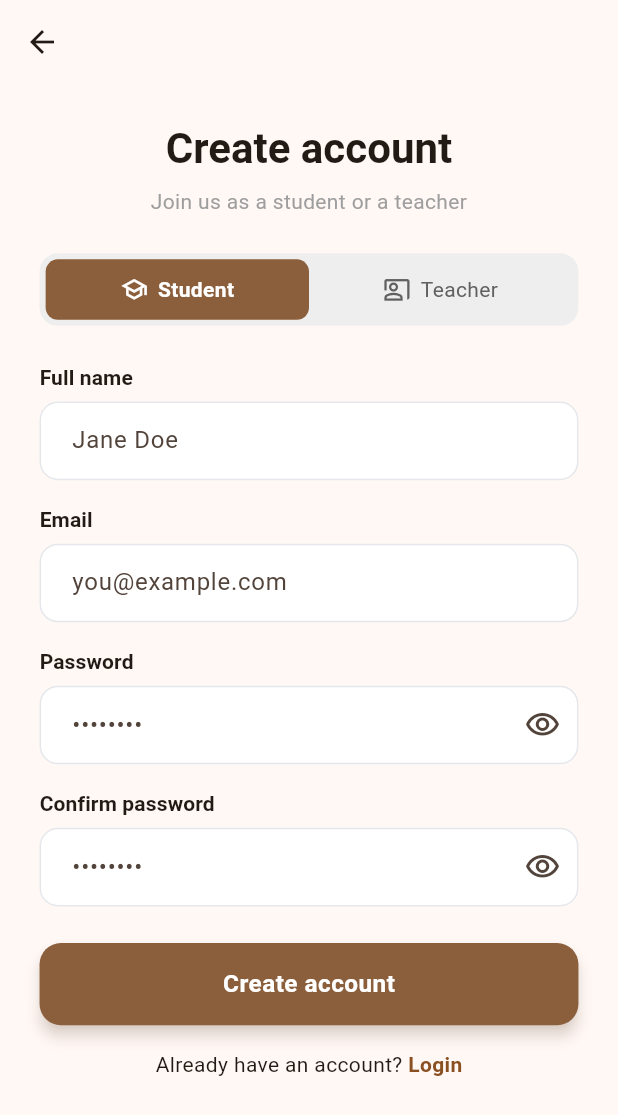
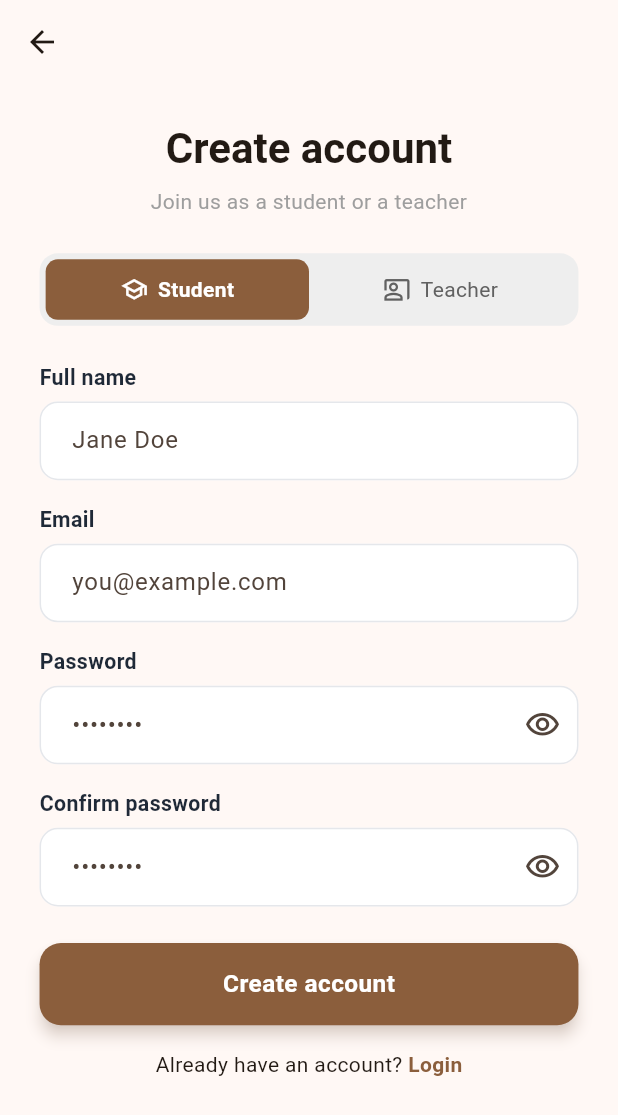
Before and after one commit to h0996g/QuizClass_project, a Flutter app: the screen it shows after launch, after a tap on "Login", after a tap on "Register", on a phone screen of 412 x 824 dp. Shown: the top 1115 px of the screen. Run offline on Flutter 3.47's test engine with Material 3 defaults, Android fonts, the phone set to English and light mode, and no system bars; our stand-ins replace flutter_bloc, flutter_screenutil, fluttertoast.

Commit message:
refactor: remove role selection from auth flows and centralize text styles

```diff
--- a/lib/core/constants/app_constants.dart
+++ b/lib/core/constants/app_constants.dart
@@ -1,5 +1,5 @@
 class AppConstants {
   static const int minPasswordLength = 6;
 
-  static const int mockNetworkDelayMs = 1000;
+  static const int mockNetworkDelayMs = 5000;
 }
--- /dev/null
+++ b/lib/core/theme/app_text_styles.dart
@@ -0,0 +1,22 @@
+import 'package:flutter/material.dart';
+import 'package:flutter_screenutil/flutter_screenutil.dart';
+
+import 'app_colors.dart';
+
+abstract class AppTextStyles {
+  static TextStyle get fieldLabel => TextStyle(
+        fontSize: 14.sp,
+        fontWeight: FontWeight.w600,
+        color: const Color(0xFF1F2937),
+      );
+
+  static TextStyle get errorText => TextStyle(
+        fontSize: 13.sp,
+        color: AppColors.error,
+      );
+
+  static TextStyle get linkAction => TextStyle(
+        fontWeight: FontWeight.w600,
+        color: AppColors.primary,
+      );
+}
--- a/lib/features/auth/data/models/user_model.dart
+++ b/lib/features/auth/data/models/user_model.dart
@@ -5,13 +5,13 @@ class UserModel {
     required this.id,
     required this.name,
     required this.email,
-    required this.role,
+    this.role,
   });
 
   final String id;
   final String name;
   final String email;
-  final UserRole role;
+  final UserRole? role;
 
   @override
   String toString() =>
--- a/lib/features/auth/presentation/manager/login/login_state.dart
+++ b/lib/features/auth/presentation/manager/login/login_state.dart
@@ -1,64 +1,24 @@
 import 'package:education_project_example/features/auth/data/models/user_model.dart';
-import 'package:education_project_example/features/auth/data/models/user_role.dart';
 
-/// All possible states the login flow can be in.
-enum LoginStatus {
-  /// Nothing has happened yet (initial screen).
-  initial,
+enum LoginStatus { initial, loading, success, error }
 
-  /// A request is in flight (show a loading indicator).
-  loading,
-
-  /// Login succeeded and a [UserModel] is available.
-  success,
-
-  /// Something went wrong; see [LoginState.errorMessage].
-  error,
-}
-
-/// Immutable state for the login feature.
-///
-/// Field text values live in the form's [TextEditingController]s (and are
-/// passed into [LoginCubit.submit] at submit time), so they are intentionally
-/// absent from this state — it only carries flow status plus the result.
-///
-/// The [LoginStatus] enum lives in this same file (per project convention)
-/// so a single import gives access to both. The class is a plain concrete
-/// class with a [copyWith] — no extra package required.
 class LoginState {
   const LoginState({
-    this.role = UserRole.student,
     this.status = LoginStatus.initial,
     this.user,
     this.errorMessage,
   });
 
-  /// Selected role (student / teacher).
-  final UserRole role;
-
-  /// Current status of the flow.
   final LoginStatus status;
-
-  /// The authenticated user (only set on [LoginStatus.success]).
   final UserModel? user;
-
-  /// Error message (only set on [LoginStatus.error]).
   final String? errorMessage;
 
-  /// Convenience flags derived from [status].
-  bool get isLoading => status == LoginStatus.loading;
-  bool get isSuccess => status == LoginStatus.success;
-  bool get isError => status == LoginStatus.error;
-
-  /// Returns a copy of this state with the given fields replaced.
   LoginState copyWith({
-    UserRole? role,
     LoginStatus? status,
     UserModel? user,
     String? errorMessage,
   }) {
     return LoginState(
-      role: role ?? this.role,
       status: status ?? this.status,
       user: user ?? this.user,
       errorMessage: errorMessage ?? this.errorMessage,
--- a/lib/features/auth/presentation/manager/register/register_state.dart
+++ b/lib/features/auth/presentation/manager/register/register_state.dart
@@ -1,31 +1,8 @@
 import 'package:education_project_example/features/auth/data/models/user_model.dart';
 import 'package:education_project_example/features/auth/data/models/user_role.dart';
 
-/// All possible states the register flow can be in.
-enum RegisterStatus {
-  /// Nothing has happened yet (initial screen).
-  initial,
+enum RegisterStatus { initial, loading, success, error }
 
-  /// A request is in flight (show a loading indicator).
-  loading,
-
-  /// Registration succeeded and a [UserModel] is available.
-  success,
-
-  /// Something went wrong; see [RegisterState.errorMessage].
-  error,
-}
-
-/// Immutable state for the register feature.
-///
-/// Field text values live in the form's [TextEditingController]s (and are
-/// passed into [RegisterCubit.submit] at submit time), so they are
-/// intentionally absent from this state — it only carries flow status plus
-/// the result.
-///
-/// The [RegisterStatus] enum lives in this same file (per project convention)
-/// so a single import gives access to both. The class is a plain concrete
-/// class with a [copyWith] — no extra package required.
 class RegisterState {
   const RegisterState({
     this.role = UserRole.student,
@@ -34,24 +11,15 @@ class RegisterState {
     this.errorMessage,
   });
 
-  /// Selected role (student / teacher).
   final UserRole role;
-
-  /// Current status of the flow.
   final RegisterStatus status;
-
-  /// The registered user (only set on [RegisterStatus.success]).
   final UserModel? user;
-
-  /// Error message (only set on [RegisterStatus.error]).
   final String? errorMessage;
 
-  /// Convenience flags derived from [status].
   bool get isLoading => status == RegisterStatus.loading;
   bool get isSuccess => status == RegisterStatus.success;
   bool get isError => status == RegisterStatus.error;
 
-  /// Returns a copy of this state with the given fields replaced.
   RegisterState copyWith({
     UserRole? role,
     RegisterStatus? status,
--- a/lib/features/auth/presentation/views/login_page.dart
+++ b/lib/features/auth/presentation/views/login_page.dart
@@ -7,7 +7,6 @@ import 'package:education_project_example/features/auth/presentation/manager/log
 import 'package:education_project_example/features/auth/presentation/manager/login/login_state.dart';
 import 'package:education_project_example/features/auth/presentation/manager/register/register_cubit.dart';
 import 'widgets/auth_header_widget.dart';
-import 'widgets/auth_role_selector_widget.dart';
 import 'widgets/auth_switch_prompt_widget.dart';
 import 'widgets/login_form_widget.dart';
 import 'register_page.dart';
@@ -17,14 +16,12 @@ class LoginPage extends StatelessWidget {
 
   @override
   Widget build(BuildContext context) {
-    return BlocConsumer<LoginCubit, LoginState>(
-      listenWhen: (prev, curr) => curr.isSuccess,
+    return BlocListener<LoginCubit, LoginState>(
+      listenWhen: (prev, curr) => curr.status == LoginStatus.success,
       listener: (context, state) {
         AppToast.show('Welcome ${state.user?.name}!', AppToastType.success);
       },
-      buildWhen: (prev, curr) => prev.role != curr.role,
-      builder: (context, state) {
-        return Scaffold(
+      child: Scaffold(
         body: SafeArea(
           child: SingleChildScrollView(
             padding: EdgeInsets.symmetric(horizontal: 24.w, vertical: 32.h),
@@ -34,11 +31,6 @@ class LoginPage extends StatelessWidget {
                 const AuthHeaderWidget(
                   title: 'Welcome back',
                   subtitle: 'Login to continue to your account',
-                  ),
-                  SizedBox(height: 24.h),
-                  AuthRoleSelectorWidget(
-                    role: state.role,
-                    onChanged: context.read<LoginCubit>().onRoleChanged,
                 ),
                 SizedBox(height: 24.h),
                 const LoginFormWidget(),
@@ -61,8 +53,7 @@ class LoginPage extends StatelessWidget {
             ),
           ),
         ),
-        );
-      },
+      ),
     );
   }
 }
--- a/lib/features/auth/presentation/views/widgets/auth_switch_prompt_widget.dart
+++ b/lib/features/auth/presentation/views/widgets/auth_switch_prompt_widget.dart
@@ -1,4 +1,6 @@
 import 'package:flutter/material.dart';
+
+import 'package:education_project_example/core/theme/app_text_styles.dart';
 
 class AuthSwitchPromptWidget extends StatelessWidget {
   const AuthSwitchPromptWidget({
@@ -22,13 +24,7 @@ class AuthSwitchPromptWidget extends StatelessWidget {
         Text(promptText),
         GestureDetector(
           onTap: onActionTap,
-          child: Text(
-            actionText,
-            style: TextStyle(
-              color: Theme.of(context).colorScheme.primary,
-              fontWeight: FontWeight.w600,
-            ),
-          ),
+          child: Text(actionText, style: AppTextStyles.linkAction),
         ),
       ],
     );
--- a/lib/features/auth/presentation/views/widgets/login_form_widget.dart
+++ b/lib/features/auth/presentation/views/widgets/login_form_widget.dart
@@ -1,6 +1,7 @@
 import 'package:flutter/material.dart';
 import 'package:flutter_bloc/flutter_bloc.dart';
 import 'package:flutter_screenutil/flutter_screenutil.dart';
+import 'package:education_project_example/core/theme/app_text_styles.dart';
 import 'package:education_project_example/core/utils/validators.dart';
 import 'package:education_project_example/core/widgets/submit_button.dart';
 import 'package:education_project_example/core/widgets/text_input.dart';
@@ -47,10 +48,7 @@ class _LoginFormWidgetState extends State<LoginFormWidget> {
             children: [
               Text(
                 'Email',
-                style: Theme.of(context)
-                    .textTheme
-                    .titleSmall
-                    ?.copyWith(fontWeight: FontWeight.w600),
+                style: AppTextStyles.fieldLabel,
               ),
               SizedBox(height: 6.h),
               TextInput(
@@ -62,10 +60,7 @@ class _LoginFormWidgetState extends State<LoginFormWidget> {
               SizedBox(height: 16.h),
               Text(
                 'Password',
-                style: Theme.of(context)
-                    .textTheme
-                    .titleSmall
-                    ?.copyWith(fontWeight: FontWeight.w600),
+                style: AppTextStyles.fieldLabel,
               ),
               SizedBox(height: 6.h),
               TextInputPassword(
@@ -73,14 +68,12 @@ class _LoginFormWidgetState extends State<LoginFormWidget> {
                 hint: '••••••••',
                 validator: Validators.password,
               ),
-              if (state.isError && state.errorMessage != null) ...[
+              if (state.status == LoginStatus.error &&
+                  state.errorMessage != null) ...[
                 SizedBox(height: 12.h),
                 Text(
                   state.errorMessage!,
-                  style: TextStyle(
-                    color: Theme.of(context).colorScheme.error,
-                    fontSize: 13.sp,
-                  ),
+                  style: AppTextStyles.errorText,
                   textAlign: TextAlign.center,
                 ),
               ],
@@ -88,7 +81,7 @@ class _LoginFormWidgetState extends State<LoginFormWidget> {
               SubmitButton(
                 label: 'Login',
                 onPressed: _submit,
-                isLoading: state.isLoading,
+                isLoading: state.status == LoginStatus.loading,
               ),
             ],
           ),
--- a/lib/features/auth/presentation/views/widgets/register_form_widget.dart
+++ b/lib/features/auth/presentation/views/widgets/register_form_widget.dart
@@ -2,6 +2,7 @@ import 'package:flutter/material.dart';
 import 'package:flutter_bloc/flutter_bloc.dart';
 import 'package:flutter_screenutil/flutter_screenutil.dart';
 
+import 'package:education_project_example/core/theme/app_text_styles.dart';
 import 'package:education_project_example/core/utils/validators.dart';
 import 'package:education_project_example/core/widgets/submit_button.dart';
 import 'package:education_project_example/core/widgets/text_input.dart';
@@ -53,10 +54,7 @@ class _RegisterFormWidgetState extends State<RegisterFormWidget> {
             children: [
               Text(
                 'Full name',
-                style: Theme.of(context)
-                    .textTheme
-                    .titleSmall
-                    ?.copyWith(fontWeight: FontWeight.w600),
+                style: AppTextStyles.fieldLabel,
               ),
               SizedBox(height: 6.h),
               TextInput(
@@ -68,10 +66,7 @@ class _RegisterFormWidgetState extends State<RegisterFormWidget> {
               SizedBox(height: 16.h),
               Text(
                 'Email',
-                style: Theme.of(context)
-                    .textTheme
-                    .titleSmall
-                    ?.copyWith(fontWeight: FontWeight.w600),
+                style: AppTextStyles.fieldLabel,
               ),
               SizedBox(height: 6.h),
               TextInput(
@@ -84,10 +79,7 @@ class _RegisterFormWidgetState extends State<RegisterFormWidget> {
               SizedBox(height: 16.h),
               Text(
                 'Password',
-                style: Theme.of(context)
-                    .textTheme
-                    .titleSmall
-                    ?.copyWith(fontWeight: FontWeight.w600),
+                style: AppTextStyles.fieldLabel,
               ),
               SizedBox(height: 6.h),
               TextInputPassword(
@@ -99,10 +91,7 @@ class _RegisterFormWidgetState extends State<RegisterFormWidget> {
               SizedBox(height: 16.h),
               Text(
                 'Confirm password',
-                style: Theme.of(context)
-                    .textTheme
-                    .titleSmall
-                    ?.copyWith(fontWeight: FontWeight.w600),
+                style: AppTextStyles.fieldLabel,
               ),
               SizedBox(height: 6.h),
               TextInputPassword(
@@ -115,10 +104,7 @@ class _RegisterFormWidgetState extends State<RegisterFormWidget> {
                 SizedBox(height: 12.h),
                 Text(
                   state.errorMessage!,
-                  style: TextStyle(
-                    color: Theme.of(context).colorScheme.error,
-                    fontSize: 13.sp,
-                  ),
+                  style: AppTextStyles.errorText,
                   textAlign: TextAlign.center,
                 ),
               ],
```
Also changed, not shown: lib/core/widgets/text_input.dart (+3 -7 lines), lib/features/auth/presentation/manager/login/login_cubit.dart (+10 -48 lines), lib/features/auth/presentation/manager/register/register_cubit.dart (+10 -55 lines), 1 other file. Lines whose indentation alone changed are shown as unchanged.
